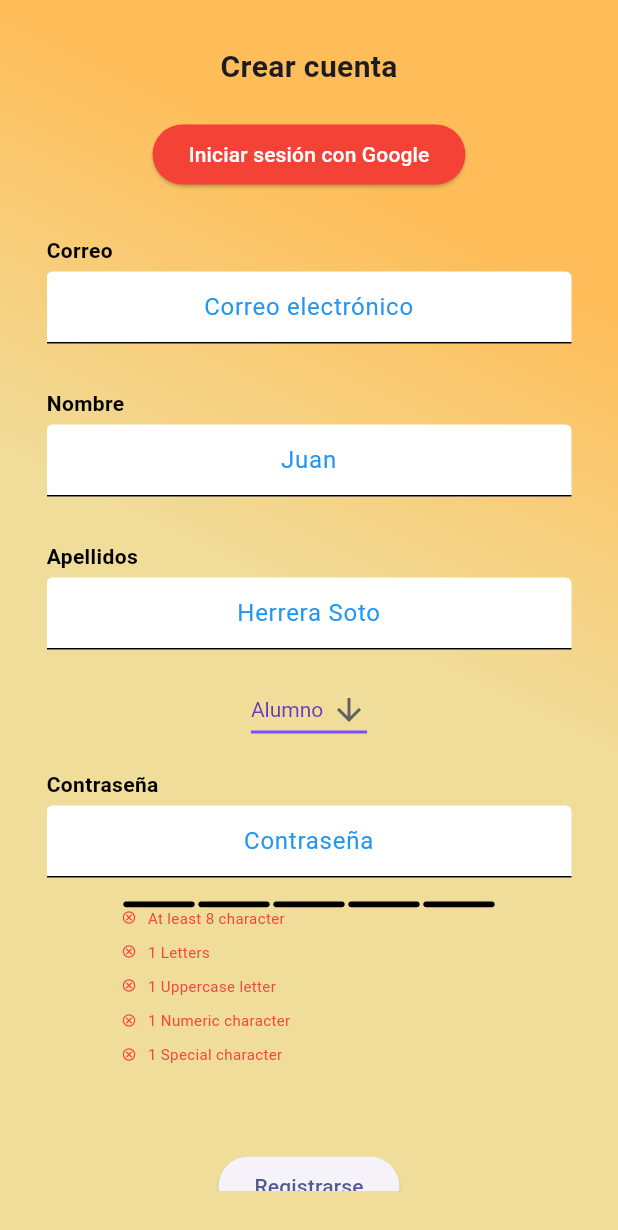
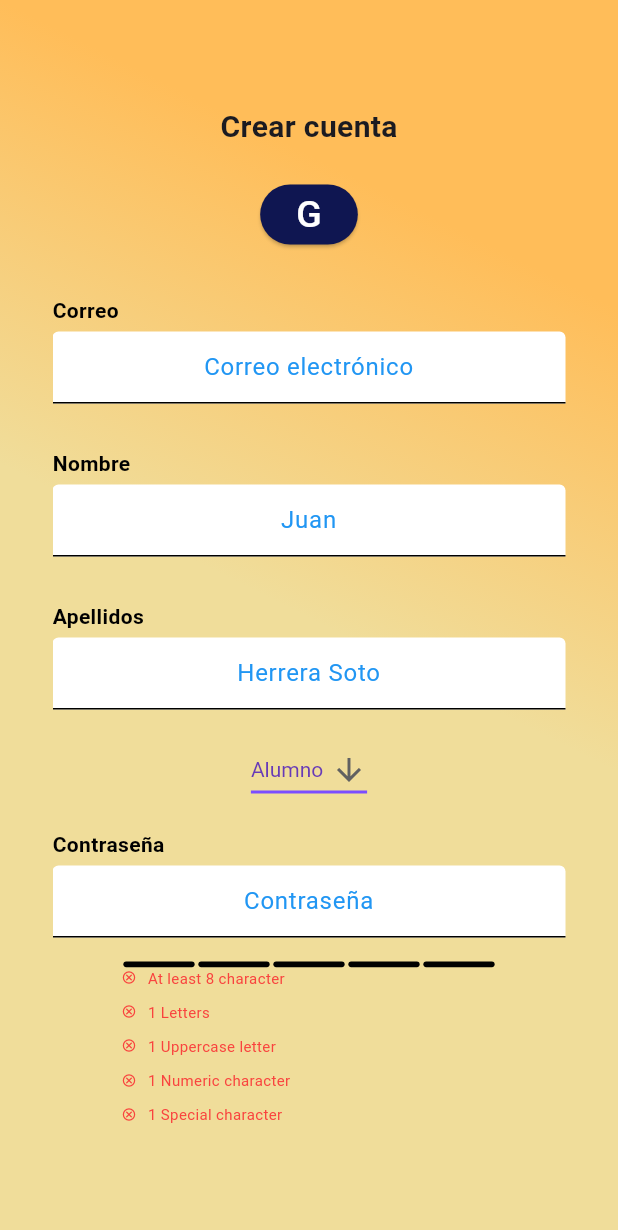
Before and after one commit to Jncr22/flutter-eventview-app, a Flutter app: the screen it shows after launch, after a tap on "Iniciar", after a tap on "Registrarse", on a phone screen of 412 x 824 dp. Shown: the top 1230 px of the screen. Run offline on Flutter 3.47's test engine with Material 3 defaults, Android fonts, the phone set to English and light mode, and no system bars; drawn by our look-alikes of flutter_pw_validator; our stand-ins replace camera, cloud_firestore, firebase_auth, firebase_core, firebase_storage, flutter_svg and 3 more; accounts and stored records are empty.

Commit message:
fix - se corrigio los colores de los botones

```diff
--- a/lib/config/router/app_router.dart
+++ b/lib/config/router/app_router.dart
@@ -48,7 +48,7 @@ final appRouter = GoRouter(
      GoRoute(
       name: 'settingAccount',
       path: '/settingAccount',
-      builder: (context, state) => SettingAccountView(),
+      builder: (context, state) => const SettingAccountView(),
     ),
      GoRoute(
       name: 'settingSecure',
--- a/lib/presentation/screens/login_screen.dart
+++ b/lib/presentation/screens/login_screen.dart
@@ -64,8 +64,8 @@ class LoginScreen extends StatelessWidget {
               const SizedBox(height: 20.0),
               ElevatedButton(
                 style: ElevatedButton.styleFrom(
-                  backgroundColor:
-                      Colors.red, // Cambia el color para diferenciarlo
+                  backgroundColor: const Color.fromRGBO(
+                      15, 22, 81, 1), // Cambia el color para diferenciarlo
                   foregroundColor: Colors.white,
                 ),
                 onPressed: () async {
@@ -91,7 +91,10 @@ class LoginScreen extends StatelessWidget {
                     }
                   }
                 },
-                child: const Text('Iniciar sesión con Google'),
+                child: const Text(
+                  'G',
+                  style: TextStyle(fontSize: 25),
+                ),
               ),
               const SizedBox(height: 20.0),
               TextFieldCustom(
@@ -115,13 +118,18 @@ class LoginScreen extends StatelessWidget {
               const SizedBox(height: 16.0),
               ElevatedButton(
                 style: ElevatedButton.styleFrom(
-                  backgroundColor: Colors.blue,
+                  backgroundColor: const Color.fromRGBO(15, 22, 81, 1),
                   foregroundColor: Colors.white,
                 ),
                 onPressed: () => _signIn(context),
                 child: const Text('Iniciar sesión'),
               ),
-              TextButton(
+              const SizedBox(height: 16.0),
+              ElevatedButton(
+                style: ElevatedButton.styleFrom(
+                  backgroundColor: const Color.fromRGBO(15, 22, 81, 1),
+                  foregroundColor: Colors.white,
+                ),
                 onPressed: () {
                   context.goNamed('register');
                 },
--- a/lib/presentation/screens/register_screen.dart
+++ b/lib/presentation/screens/register_screen.dart
@@ -27,12 +27,13 @@ class _RegistrationScreenState extends State<RegistrationScreen> {
       child: Scaffold(
         backgroundColor: Colors.transparent,
         body: Padding(
-          padding: const EdgeInsets.all(30.0),
+          padding: const EdgeInsets.all(35.0),
           child: Center(
             child: SingleChildScrollView(
               child: Column(
                 mainAxisAlignment: MainAxisAlignment.center,
                 children: <Widget>[
+                  const SizedBox(height: 35.0),
                   const Text('Crear cuenta',
                       style: TextStyle(
                         fontSize: 20,
@@ -41,8 +42,8 @@ class _RegistrationScreenState extends State<RegistrationScreen> {
                   const SizedBox(height: 20.0),
                   ElevatedButton(
                     style: ElevatedButton.styleFrom(
-                      backgroundColor:
-                          Colors.red, // Cambia el color para diferenciarlo
+                      backgroundColor: const Color.fromRGBO(
+                          15, 22, 81, 1), // Cambia el color para diferenciarlo
                       foregroundColor: Colors.white,
                     ),
                     onPressed: () async {
@@ -68,7 +69,10 @@ class _RegistrationScreenState extends State<RegistrationScreen> {
                         }
                       }
                     },
-                    child: const Text('Iniciar sesión con Google'),
+                    child: const Text(
+                      'G',
+                      style: TextStyle(fontSize: 25),
+                    ),
                   ),
                   const SizedBox(height: 30.0),
                   TextFieldCustom(
@@ -158,8 +162,12 @@ class _RegistrationScreenState extends State<RegistrationScreen> {
                       // Aquí puedes manejar lo que sucede cuando la contraseña no es válida
                     },
                   ),
-                  const SizedBox(height: 16.0),
+                  const SizedBox(height: 20.0),
                   ElevatedButton(
+                    style: ElevatedButton.styleFrom(
+                      backgroundColor: const Color.fromRGBO(15, 22, 81, 1),
+                      foregroundColor: Colors.white,
+                    ),
                     onPressed: () async {
                       if (isEmail(emailController.text)) {
                         UserCredential? userCredential =
@@ -175,23 +183,19 @@ class _RegistrationScreenState extends State<RegistrationScreen> {
                           String? category = await _authService
                               .getUserCategory(userCredential.user!.uid);
                           if (category != null) {
-                            // Navega a la pantalla principal según la categoría del usuario
                             if (category == 'Alumno') {
                               context.goNamed('lobbyStudent');
                             } else if (category == 'Profesor') {
                               context.goNamed('lobby');
                             } else {
-                              print('Categoría de usuario desconocida');
-                              // Opcional: Navegar a una pantalla de error o de configuración
+                              print('Categoría de usuario desconocida.');
                             }
                           } else {
                             print(
-                                'No se pudo obtener la categoría del usuario');
-                            // Opcional: Navegar a una pantalla de error o de configuración
+                                'No se pudo obtener la categoría del usuario.');
                           }
                         }
                       } else {
-                        // Mostrar un mensaje de error si el correo electrónico no es válido
                         ScaffoldMessenger.of(context).showSnackBar(
                           const SnackBar(
                             content: Text(
--- a/lib/presentation/screens/start_screen.dart
+++ b/lib/presentation/screens/start_screen.dart
@@ -22,16 +22,17 @@ class StartView extends StatelessWidget {
                     child: SvgPicture.asset('assets/svg/logo.svg'),
                   ),
                 ),
-                const SizedBox(height: 1), // Espacio entre el logo y el botón
+                const SizedBox(height: 8), // Espacio entre el logo y el botón
                 const CircleAvatar(
                   radius: 120, // Cambia el tamaño de la imagen redonda
-                  backgroundImage: AssetImage('assets/images/image_start_movil.jpg'), // Reemplaza 'assets/tu_imagen.png' con la ruta de tu imagen
+                  backgroundImage: AssetImage(
+                      'assets/images/image_start_movil.jpg'), // Reemplaza 'assets/tu_imagen.png' con la ruta de tu imagen
                 ),
                 const SizedBox(
-                    height: 10), // Espacio entre la imagen y el botón
+                    height: 15), // Espacio entre la imagen y el botón
                 ElevatedButton(
                   style: ElevatedButton.styleFrom(
-                    backgroundColor: Colors.blue, // Color del botón
+                    backgroundColor: const Color.fromRGBO(15, 22, 81, 1),
                     foregroundColor: Colors.white,
                   ),
                   onPressed: () {
```
